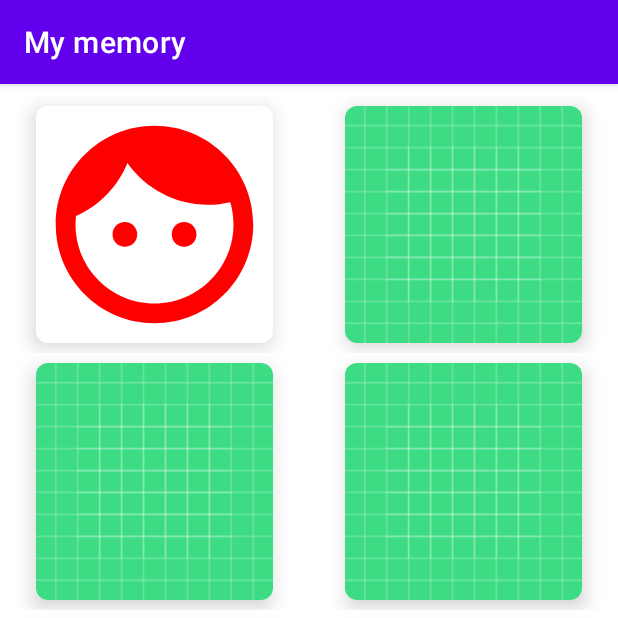
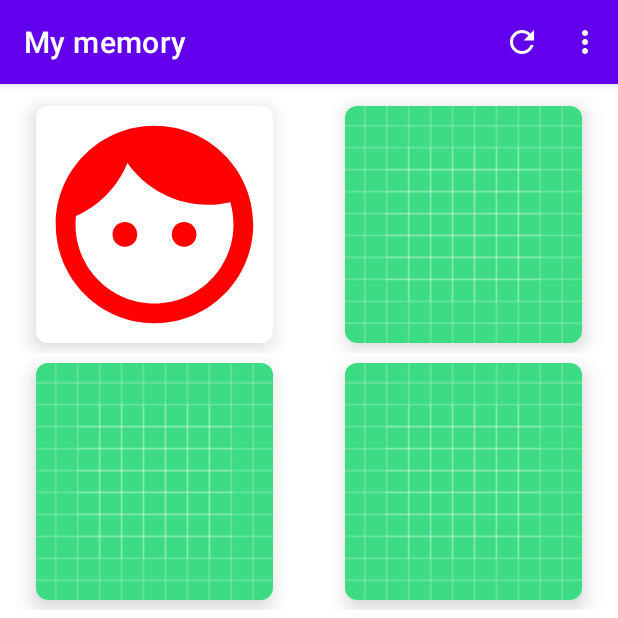
Before and after one commit to IvanNehaev/MyMemory, an Android app: the screen it shows after launch (MainActivity), after a tap on an icon or button, on a phone screen of 412 x 824 dp, the top half of it. Run offline under Robolectric (Android 15) with nearby library versions, the phone set to English and light mode, and no system bars.

Commit message:
Add menu options for game control

```diff
--- /dev/null
+++ b/app/src/main/res/drawable/ic_refrash.xml
@@ -0,0 +1,5 @@
+<vector android:height="24dp" android:tint="#FFFFFF"
+    android:viewportHeight="24" android:viewportWidth="24"
+    android:width="24dp" xmlns:android="http://schemas.android.com/apk/res/android">
+    <path android:fillColor="@android:color/white" android:pathData="M17.65,6.35C16.2,4.9 14.21,4 12,4c-4.42,0 -7.99,3.58 -7.99,8s3.57,8 7.99,8c3.73,0 6.84,-2.55 7.73,-6h-2.08c-0.82,2.33 -3.04,4 -5.65,4 -3.31,0 -6,-2.69 -6,-6s2.69,-6 6,-6c1.66,0 3.14,0.69 4.22,1.78L13,11h7V4l-2.35,2.35z"/>
+</vector>
--- /dev/null
+++ b/app/src/main/res/menu/menu_main.xml
@@ -0,0 +1,14 @@
+<?xml version="1.0" encoding="utf-8"?>
+<menu xmlns:app="http://schemas.android.com/apk/res-auto"
+    xmlns:android="http://schemas.android.com/apk/res/android">
+
+    <item
+        android:id="@+id/mi_refresh"
+        android:icon="@drawable/ic_refrash"
+        android:title="Refresh"
+        app:showAsAction="always" />
+    <item
+        android:id="@+id/mi_new_size"
+        android:title=" Choose new size"
+        app:showAsAction="never" />
+</menu>
```
Also changed, not shown: app/src/main/java/com/nehaeff/mymemory/MainActivity.kt (+81 -4 lines), app/src/main/res/layout/dialog_board_size.xml (added, +37 -0 lines).
